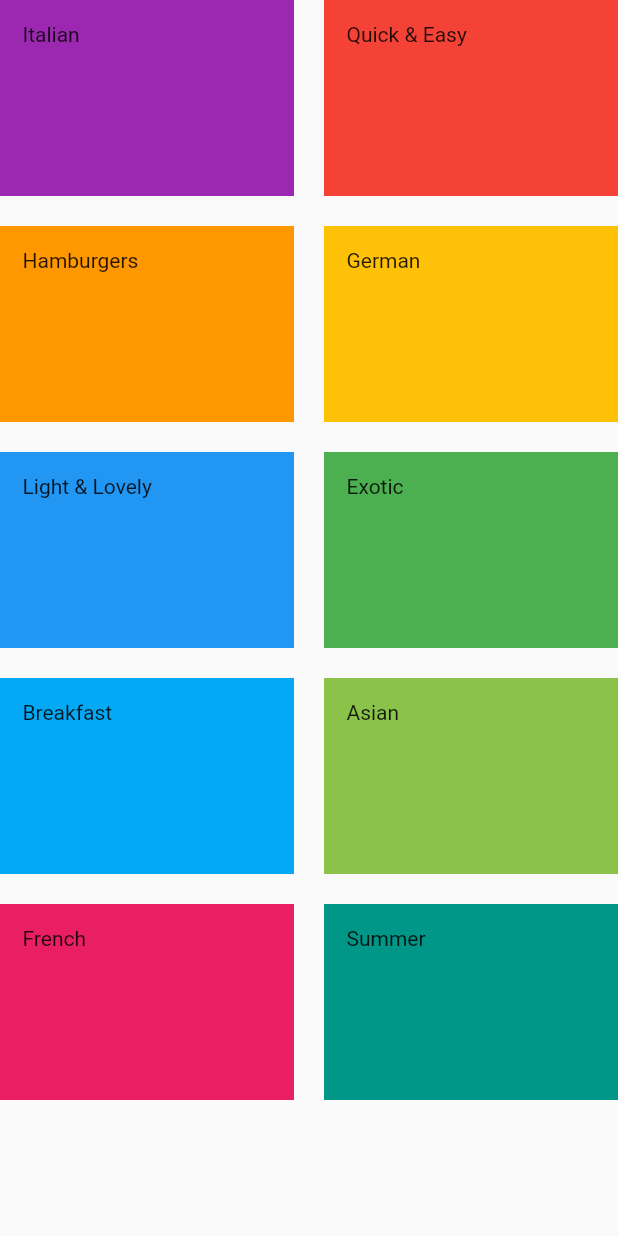
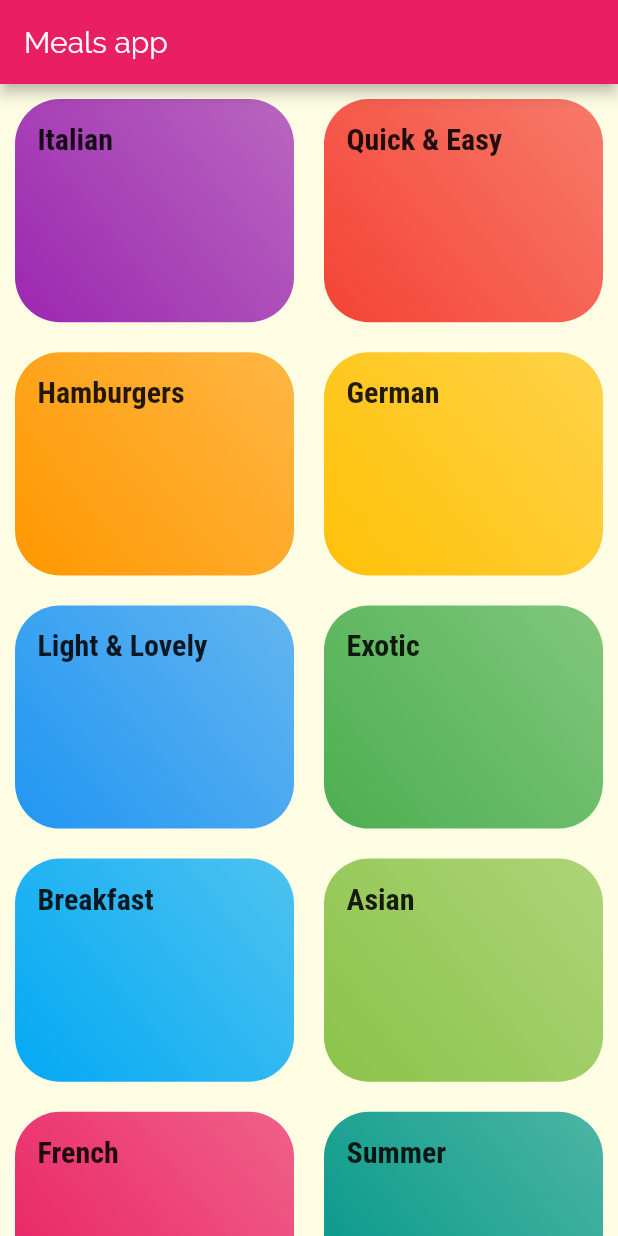
Before and after one commit to nikunjsaraf-oss/meals_app, a Flutter app: the CategoriesScreen screen opened directly, on a phone screen of 412 x 824 dp. Run offline on Flutter 3.47's test engine with Material 2 defaults, Android fonts, the phone set to English and light mode, and no system bars.

Commit message:
Themed the app

```diff
--- a/lib/categories_screen.dart
+++ b/lib/categories_screen.dart
@@ -6,10 +6,13 @@ import './dummy_data.dart';
 class CategoriesScreen extends StatelessWidget {
   @override
   Widget build(BuildContext context) {
-    return GridView(
+    return Scaffold(
+      appBar: AppBar(title: Text('Meals app')),
+      body: GridView(
+        padding: const EdgeInsets.all(10),
         gridDelegate: SliverGridDelegateWithMaxCrossAxisExtent(
           maxCrossAxisExtent: 200,
-        childAspectRatio: 3 / 2,
+          childAspectRatio: 5/4,
           crossAxisSpacing: 20, // Vertical space between columns
           mainAxisSpacing: 20, // Horizontal space between rows
         ),
@@ -21,6 +24,7 @@ class CategoriesScreen extends StatelessWidget {
               ),
             )
             .toList(),
+      ),
     );
   }
 }
--- a/lib/category_item.dart
+++ b/lib/category_item.dart
@@ -10,18 +10,20 @@ class CategoryItem extends StatelessWidget {
   Widget build(BuildContext context) {
     return Container(
       padding: const EdgeInsets.all(15),
-      child: Text(title),
-      color: color,
+      child: Text(
+        title,
+        style: Theme.of(context).textTheme.headline6,
+      ),
       decoration: BoxDecoration(
         gradient: LinearGradient(
           colors: [
             color.withOpacity(0.7),
             color,
           ],
-          begin: Alignment.topLeft,
-          end: Alignment.bottomRight,
+          begin: Alignment.topRight,
+          end: Alignment.bottomLeft,
         ),
-        borderRadius: BorderRadius.circular(15),
+        borderRadius: BorderRadius.circular(30),
       ),
     );
   }
```
Also changed, not shown: lib/main.dart (+20 -22 lines), pubspec.yaml (+17 -6 lines), assets/fonts/Raleway-Black.ttf (added), assets/fonts/Raleway-Bold.ttf (added), assets/fonts/Raleway-Regular.ttf (added), assets/fonts/RobotoCondensed-Bold.ttf (added), assets/fonts/RobotoCondensed-Italic.ttf (added), assets/fonts/RobotoCondensed-Light.ttf (added), assets/fonts/RobotoCondensed-Regular.ttf (added). Lines whose indentation alone changed are shown as unchanged.
